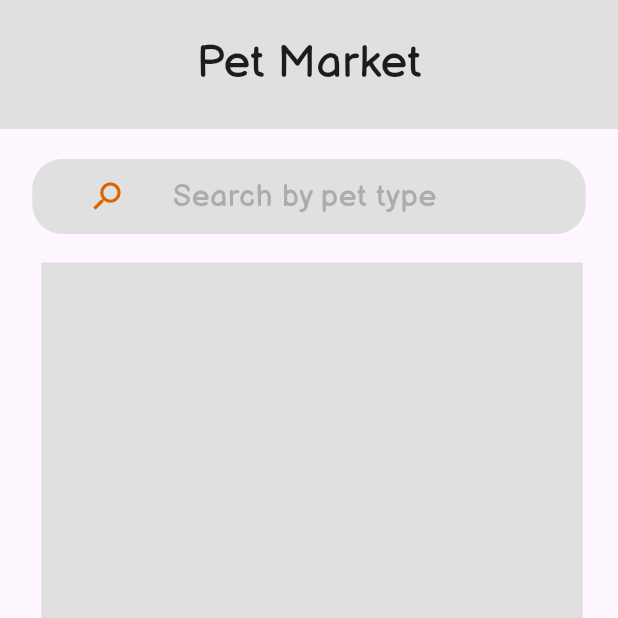
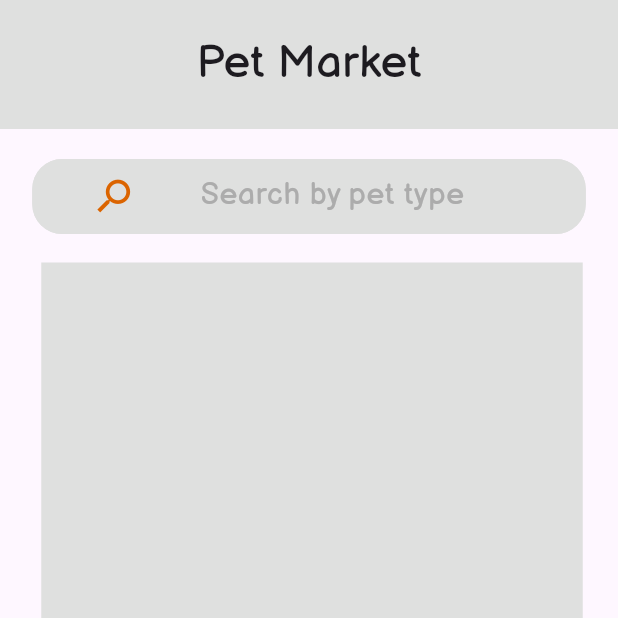
Before and after one commit to Marwanali2/get_the_desgin_alive, a Flutter app: the screen it shows after launch, on a phone screen of 412 x 824 dp, the top half of it. Run offline on Flutter 3.47's test engine with Material 2 defaults, Android fonts, the phone set to English and light mode, and no system bars; our stand-ins replace flutter_svg.

Commit message:
refactor search box

```diff
--- a/lib/core/widgets/pet_container.dart
+++ b/lib/core/widgets/pet_container.dart
@@ -26,7 +26,7 @@ class PetContainer extends StatelessWidget {
               child: SizedBox(
                 width: 115,
                 height: 150,
-                child: Image.asset(petList[index].photoAsset),
+                child: Image.asset(petList[index].petPhotoAsset),
               ),
             ),
             Padding(
@@ -36,12 +36,12 @@ class PetContainer extends StatelessWidget {
                 crossAxisAlignment: CrossAxisAlignment.start,
                 children: [
                    Text(
-                     petList[index].type,
+                     petList[index].petType,
                     style: TextStyles.textStyle22,
                   ),
                   const Spacer(),
                   Text(
-                    petList[index].animal,
+                    petList[index].petCategory,
                     style: TextStyles.textStyle15
                         .copyWith(color: ColorStyles.kGreyBoldColor),
                   ),
@@ -55,7 +55,7 @@ class PetContainer extends StatelessWidget {
                       ),
                       const SizedBox(width: 8),
                       Text(
-                        'Pet Love: ${ petList[index].age}',
+                        'Pet Love: ${ petList[index].petLoveCount}',
                         style: TextStyles.textStyle15
                             .copyWith(color: ColorStyles.kOrangeColor),
                       ),
--- a/lib/core/widgets/search_box.dart
+++ b/lib/core/widgets/search_box.dart
@@ -1,60 +1,67 @@
 import 'package:flutter/foundation.dart';
 import 'package:flutter/material.dart';
 import 'package:flutter_svg/svg.dart';
+import '../../pet_dummy_data.dart';
 import '../utils/styles.dart';
 
 class SearchBox extends StatelessWidget {
-  const SearchBox({Key? key}) : super(key: key);
+  SearchBox({Key? key}) : super(key: key);
+  String? enteredText;
+  TextEditingController txtQuery = TextEditingController();
 
   @override
   Widget build(BuildContext context) {
     return Padding(
-      //bottom 19
-      padding: const EdgeInsets.only(bottom: 19,right: 13,left: 13),
+      padding: const EdgeInsets.only(bottom: 19, right: 13, left: 13),
       child: Container(
         width: 369,
         height: 50,
         decoration: BoxDecoration(
           color: ColorStyles.kGreyColor,
-          borderRadius: BorderRadius.circular(
-            20,
-          ),
+          borderRadius: BorderRadius.circular(20),
         ),
-        child: Row(
-          mainAxisAlignment: MainAxisAlignment.center,
-          children: [
-            // I tried to remove the background of image with online website but it still not suitable
-            // I used Svg to increase the quality of icon search but it didn't displayed this is the code,
-            // SvgPicture.asset(
-            //                     'assets/svg/icon_search.svg',
-            //                   ),
-            Padding(
-              padding: const EdgeInsets.only(right: 20,),
-              child: IconButton(
-                onPressed: () {},
-                icon: Transform.rotate(
-                  angle: 3.14 / 2,
-                  child: const Icon(Icons.search, size: 25, color: ColorStyles.kOrangeColor),
-                ),
-              )
+        child: TextFormField(
+          controller: txtQuery,
+          // onChanged: search,
+          style: TextStyles.textStyle22,
+          cursorColor: Colors.black,
+          decoration: InputDecoration(
+            hintText: "Search by pet type",
+            hintStyle: TextStyles.textStyle22
+                .copyWith(color: ColorStyles.kGreyBoldColor, fontSize: 20),
+            enabledBorder: OutlineInputBorder(
+              borderSide: const BorderSide(
+                color: ColorStyles.kGreyColor,
+              ),
+              borderRadius: BorderRadius.circular(20.0),
             ),
-
-            SizedBox(
-              width: 250,
-              child: TextField(
-                decoration: InputDecoration(
-                  border: InputBorder.none,
-                  hintText: "Search by pet type ",
-                  hintStyle: TextStyles.textStyle22.copyWith(
-                    color: ColorStyles.kGreyBoldColor,
-                    fontSize: 20
+            focusedBorder: OutlineInputBorder(
+              borderSide: const BorderSide(
+                color: ColorStyles.kGreyColor,
+              ),
+              borderRadius: BorderRadius.circular(
+                20.0,
+              ),
+            ),
+            prefixIcon: Transform.rotate(
+              angle: 3.14 / 2,
+              child: Padding(
+                padding: const EdgeInsets.only(left: 30, right: 30),
+                child: IconButton(
+                  onPressed: () {},
+                  icon: const Icon(
+                    Icons.search,
+                    size: 30,
+                    color: ColorStyles.kOrangeColor,
                   ),
                 ),
               ),
             ),
-          ],
+          ),
         ),
       ),
     );
   }
+
+  void searchMethod() {}
 }
--- a/lib/features/pets_home/data/models/pet_model.dart
+++ b/lib/features/pets_home/data/models/pet_model.dart
@@ -1,13 +1,14 @@
 import 'package:flutter/material.dart';
 
 class Pet {
-  final String animal;
-  final String type;
-  final num age;
-  final String photoDrive;
-  final String photoAsset;
+  final String petCategory;
+  final String petType;
+  final num petLoveCount;
+  final String petPic;
+  final String petPhotoAsset;
 
-  Pet(this.animal, this.type, this.age, this.photoDrive, this.photoAsset);
+  Pet(this.petCategory, this.petType, this.petLoveCount, this.petPic, this.petPhotoAsset);
+
 
 
 }
--- a/lib/features/pets_home/presentation/views/widgets/pets_view_body.dart
+++ b/lib/features/pets_home/presentation/views/widgets/pets_view_body.dart
@@ -11,12 +11,14 @@ class PetsViewBody extends StatelessWidget {
 
   @override
   Widget build(BuildContext context) {
-    return Column(
-      children: [
-        HomeBar(),
-        SearchBox(),
-        PetsListView(),
-      ],
+    return SingleChildScrollView(
+      child: Column(
+        children: [
+          HomeBar(),
+          SearchBox(),
+          PetsListView(),
+        ],
+      ),
     );
   }
 }
```
Also changed, not shown: lib/features/pets_home/presentation/views/widgets/pets_list_view.dart (+8 -8 lines).
